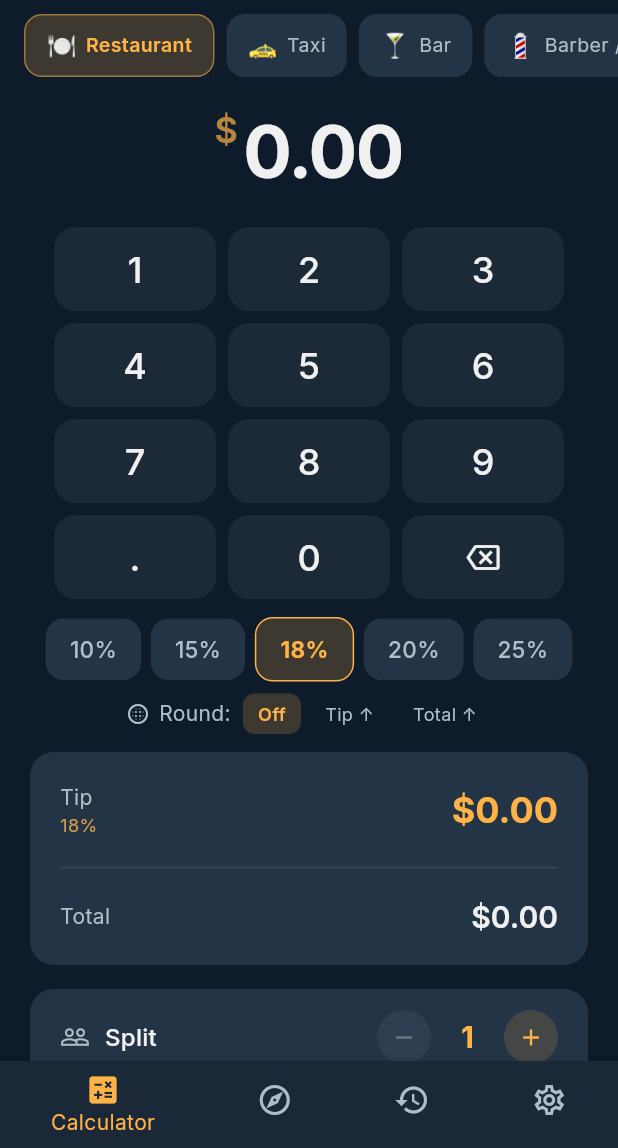
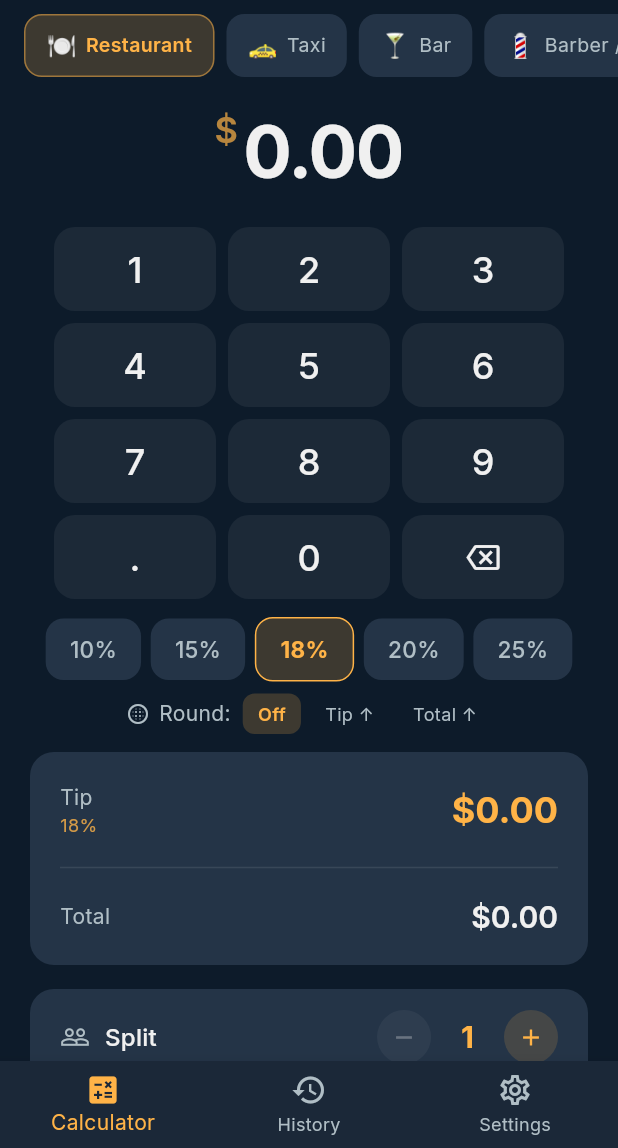
Before and after one commit to mikepitts25/TravelTipCalc, a Flutter app: the screen it shows after launch, on a phone screen of 412 x 824 dp, the part 88-1236 px from its top. Run offline on Flutter 3.47's test engine with Material 3 defaults, Android fonts, the phone set to English and light mode, and no system bars; drawn by our look-alikes of flutter_animate; our stand-ins replace flutter_riverpod, geocoding, geolocator, google_fonts, share_plus, shared_preferences and 1 more; accounts and stored records are empty.

Commit message:
Remove Explore tab from bottom nav (country picker accessed via badge)
https://claude.ai/code/session_01QtjGkaHMXAWppsSZLknfBS

```diff
--- a/lib/app.dart
+++ b/lib/app.dart
@@ -98,10 +98,6 @@ class _MainShellState extends State<MainShell> {
             key: _calculatorKey,
             onCountryTap: _openCountryPicker,
           ),
-          CountryPickerScreen(
-            onCountrySelected: _onCountrySelected,
-            onCountryInfoTap: _openCountryDetail,
-          ),
           HistoryScreen(onUpgradeTap: _openProUpgrade),
           SettingsScreen(onUpgradeTap: _openProUpgrade),
         ],
@@ -114,11 +110,6 @@ class _MainShellState extends State<MainShell> {
             icon: Icon(Icons.calculate_outlined),
             activeIcon: Icon(Icons.calculate),
             label: 'Calculator',
-          ),
-          BottomNavigationBarItem(
-            icon: Icon(Icons.explore_outlined),
-            activeIcon: Icon(Icons.explore),
-            label: 'Explore',
           ),
           BottomNavigationBarItem(
             icon: Icon(Icons.history_outlined),
```
